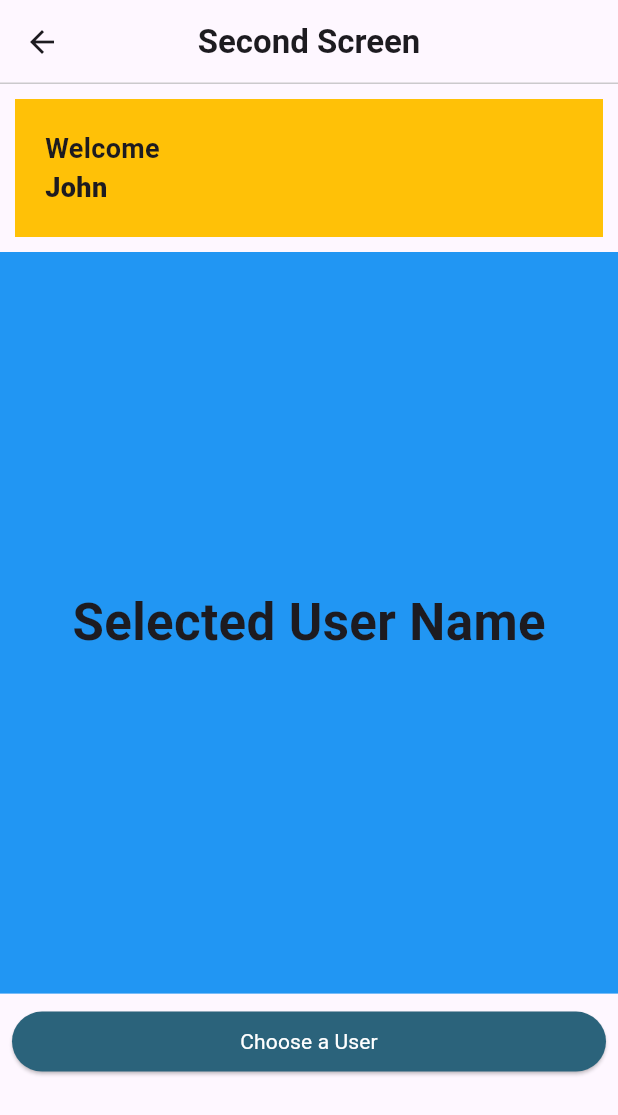
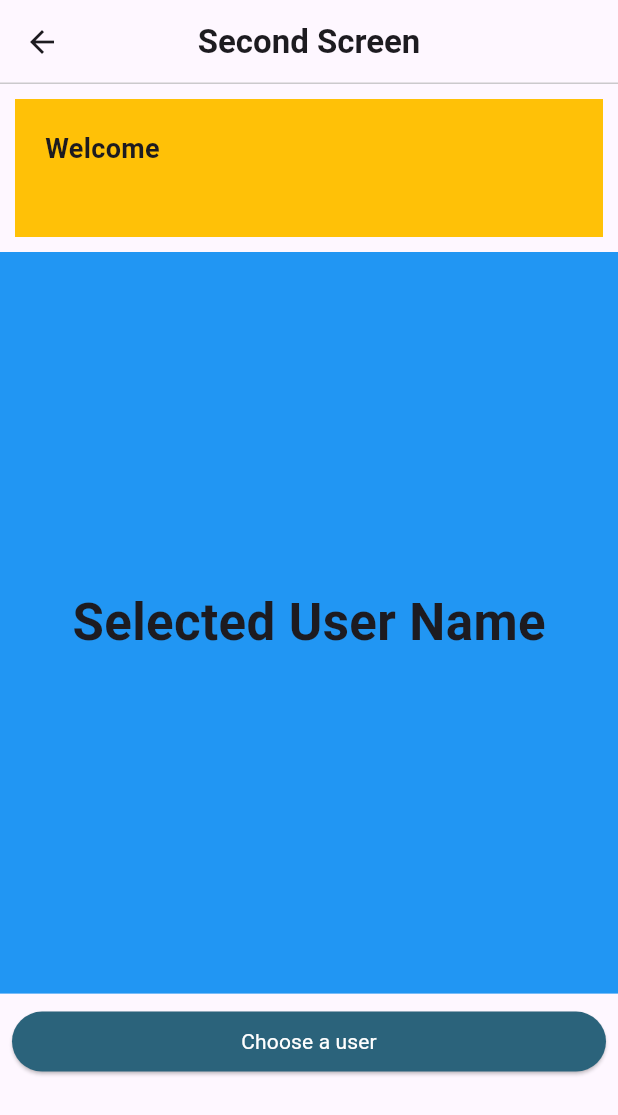
Before and after one commit to Naidleri/suitmedia_test, a Flutter app: the Screen2 screen opened by its route, on a phone screen of 412 x 824 dp. Shown: the top 1115 px of the screen. Run offline on Flutter 3.47's test engine with Material 3 defaults, Android fonts, the light colour scheme and no system bars.

Commit message:
feat:value change screen

```diff
--- a/lib/views/screen2.dart
+++ b/lib/views/screen2.dart
@@ -1,4 +1,5 @@
 import 'package:flutter/material.dart';
+import 'package:suitmedia_test_intern/widgets/button.dart';
 
 class Screen2 extends StatefulWidget {
   const Screen2({super.key});
@@ -8,6 +9,18 @@ class Screen2 extends StatefulWidget {
 }
 
 class _Screen2State extends State<Screen2> {
+  String _namaScreen1 = '';
+  @override
+  void didChangeDependencies() {
+    super.didChangeDependencies();
+    final args = ModalRoute.of(context)?.settings.arguments;
+    if (args != null) {
+      setState(() {
+        _namaScreen1 = args as String;
+      });
+    }
+  }
+
   @override
   Widget build(BuildContext context) {
     double screenWidth = MediaQuery.of(context).size.width;
@@ -32,13 +45,13 @@ class _Screen2State extends State<Screen2> {
             width: double.infinity,
             color: Colors.amber,
             padding: EdgeInsets.all(20),
-            child: const Column(
+            child: Column(
               crossAxisAlignment: CrossAxisAlignment.start,
               children: [
-                Text("Welcome",
+                const Text("Welcome",
                     style:
                         TextStyle(fontSize: 18, fontWeight: FontWeight.bold)),
-                Text("John",
+                Text(_namaScreen1,
                     style:
                         TextStyle(fontSize: 18, fontWeight: FontWeight.w800)),
               ],
@@ -54,25 +67,7 @@ class _Screen2State extends State<Screen2> {
               style: TextStyle(fontWeight: FontWeight.bold, fontSize: 34),
             )),
           ),
-          Padding(
-            padding: const EdgeInsets.all(8.0),
-            child: SizedBox(
-              width: screenWidth,
-              child: ElevatedButton(
-                style: ElevatedButton.styleFrom(
-                  backgroundColor: const Color.fromARGB(255, 43, 99, 123),
-                ),
-                onPressed: () {},
-                child: const Text(
-                  "Choose a User",
-                  style: TextStyle(
-                    color: Colors.white,
-                    fontWeight: FontWeight.w400,
-                  ),
-                ),
-              ),
-            ),
-          ),
+          PublicButton(label: 'Choose a user', onPressed: () {})
         ],
       ),
     );
```
Also changed, not shown: lib/views/screen1.dart (+2 -7 lines).
